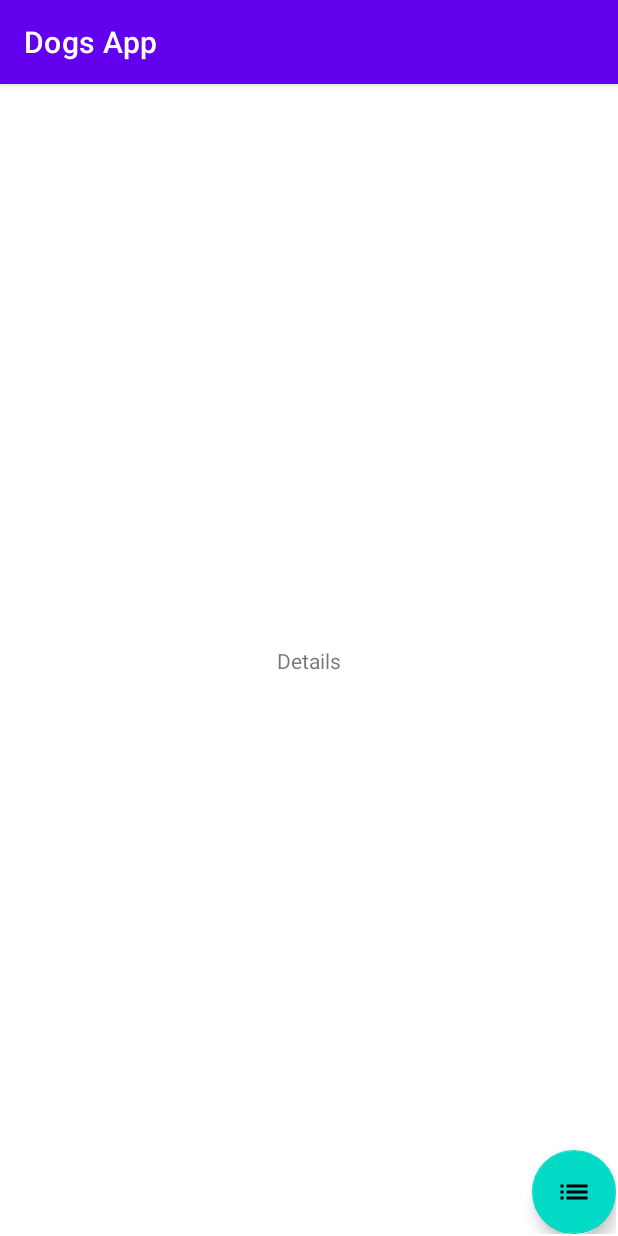
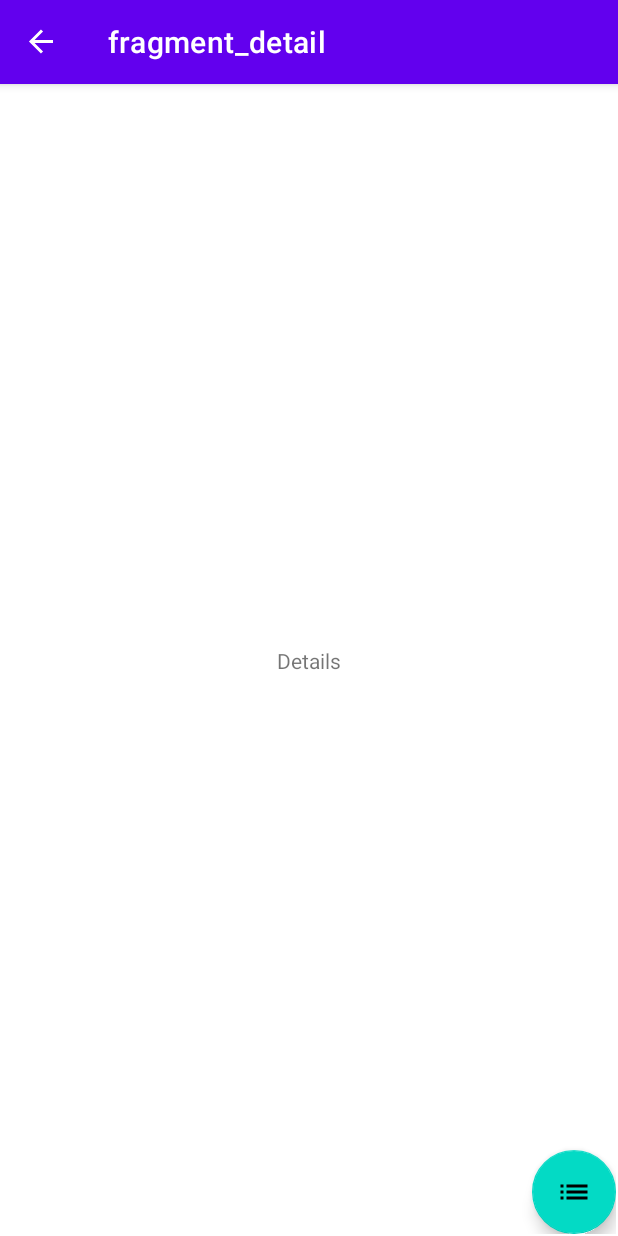
Before and after one commit to leoyunxi/jetpack_dogs_app, an Android app: the DetailFragment screen opened through its navigation route, on a phone screen of 412 x 824 dp. Run offline under Robolectric (Android 15) with nearby library versions, the phone set to English and light mode, and no system bars; our stand-ins replace ButterKnife, navigation-ui.

Commit message:
navigation impl

```diff
--- a/app/src/main/java/com/devtides/dogsapp/view/DetailFragment.java
+++ b/app/src/main/java/com/devtides/dogsapp/view/DetailFragment.java
@@ -2,14 +2,28 @@ package com.devtides.dogsapp.view;
 
 import android.os.Bundle;
 
+import androidx.annotation.NonNull;
+import androidx.annotation.Nullable;
 import androidx.fragment.app.Fragment;
+import androidx.navigation.NavAction;
+import androidx.navigation.NavDirections;
+import androidx.navigation.Navigation;
 
 import android.view.LayoutInflater;
 import android.view.View;
 import android.view.ViewGroup;
 
 import com.devtides.dogsapp.R;
+import com.google.android.material.floatingactionbutton.FloatingActionButton;
+
+import butterknife.BindView;
+import butterknife.ButterKnife;
+
 public class DetailFragment extends Fragment {
+
+    @BindView(R.id.floatingActionButtonToList)
+    FloatingActionButton fab;
+
     public DetailFragment() {
     }
 
@@ -22,6 +36,19 @@ public class DetailFragment extends Fragment {
     public View onCreateView(LayoutInflater inflater, ViewGroup container,
                              Bundle savedInstanceState) {
         // Inflate the layout for this fragment
-        return inflater.inflate(R.layout.fragment_detail, container, false);
+        View view = inflater.inflate(R.layout.fragment_detail, container, false);
+        ButterKnife.bind(this, view);
+        return view;
+    }
+
+    @Override
+    public void onViewCreated(@NonNull View view, @Nullable Bundle savedInstanceState) {
+        super.onViewCreated(view, savedInstanceState);
+        fab.setOnClickListener(v -> onGoToList());
+    }
+
+    private void onGoToList(){
+        NavDirections action = DetailFragmentDirections.actionDetailFragmentToListFragment();
+        Navigation.findNavController(fab).navigate(action);
     }
 }
--- a/app/src/main/java/com/devtides/dogsapp/view/ListFragment.java
+++ b/app/src/main/java/com/devtides/dogsapp/view/ListFragment.java
@@ -2,15 +2,27 @@ package com.devtides.dogsapp.view;
 
 import android.os.Bundle;
 
+import androidx.annotation.NonNull;
+import androidx.annotation.Nullable;
 import androidx.fragment.app.Fragment;
+import androidx.navigation.NavAction;
+import androidx.navigation.NavDirections;
+import androidx.navigation.Navigation;
 
 import android.view.LayoutInflater;
 import android.view.View;
 import android.view.ViewGroup;
 
 import com.devtides.dogsapp.R;
+import com.google.android.material.floatingactionbutton.FloatingActionButton;
+
+import butterknife.BindView;
+import butterknife.ButterKnife;
 
 public class ListFragment extends Fragment {
+
+    @BindView(R.id.floatingActionButtonToDetail)
+    FloatingActionButton fab;
 
     public ListFragment() {
     }
@@ -24,6 +36,21 @@ public class ListFragment extends Fragment {
     public View onCreateView(LayoutInflater inflater, ViewGroup container,
                              Bundle savedInstanceState) {
         // Inflate the layout for this fragment
-        return inflater.inflate(R.layout.fragment_list, container, false);
+        View view = inflater.inflate(R.layout.fragment_list, container, false);
+        ButterKnife.bind(this, view);
+        return view;
     }
+
+    @Override
+    public void onViewCreated(@NonNull View view, @Nullable Bundle savedInstanceState) {
+        super.onViewCreated(view, savedInstanceState);
+        fab.setOnClickListener(v -> onGoToDetails());
+    }
+
+    private void onGoToDetails() {
+        NavDirections action = ListFragmentDirections.actionListFragmentToDetailFragment();
+        Navigation.findNavController(fab).navigate(action);
+    }
+
+
 }
--- a/app/src/main/java/com/devtides/dogsapp/view/MainActivity.java
+++ b/app/src/main/java/com/devtides/dogsapp/view/MainActivity.java
@@ -1,6 +1,11 @@
 package com.devtides.dogsapp.view;
 
 import androidx.appcompat.app.AppCompatActivity;
+import androidx.drawerlayout.widget.DrawerLayout;
+import androidx.navigation.NavController;
+import androidx.navigation.Navigation;
+import androidx.navigation.fragment.NavHostFragment;
+import androidx.navigation.ui.NavigationUI;
 
 import android.os.Bundle;
 
@@ -8,9 +13,22 @@ import com.devtides.dogsapp.R;
 
 public class MainActivity extends AppCompatActivity {
 
+    private NavController navController;
+    private NavHostFragment navHostFragment;
+
     @Override
     protected void onCreate(Bundle savedInstanceState) {
         super.onCreate(savedInstanceState);
         setContentView(R.layout.activity_main);
+
+        navHostFragment = (NavHostFragment) getSupportFragmentManager().findFragmentById(R.id.fragmentContainerView);
+//        navController = Navigation.findNavController(this,R.id.fragmentContainerView);
+        navController = navHostFragment.getNavController();
+        NavigationUI.setupActionBarWithNavController(this, navController);
+    }
+
+    @Override
+    public boolean onSupportNavigateUp() {
+        return NavigationUI.navigateUp(navController, (DrawerLayout) null);
     }
 }
--- a/app/src/main/res/layout/fragment_detail.xml
+++ b/app/src/main/res/layout/fragment_detail.xml
@@ -8,7 +8,7 @@
     tools:context=".view.DetailFragment">
 
     <TextView
-        android:id="@+id/textView3"
+        android:id="@+id/tvDetailFragment"
         android:layout_width="wrap_content"
         android:layout_height="wrap_content"
         android:text="Details"
@@ -18,7 +18,7 @@
         app:layout_constraintTop_toTopOf="parent" />
 
     <com.google.android.material.floatingactionbutton.FloatingActionButton
-        android:id="@+id/floatingActionButton2"
+        android:id="@+id/floatingActionButtonToList"
         android:layout_width="wrap_content"
         android:layout_height="wrap_content"
         android:clickable="true"
--- a/app/src/main/res/layout/fragment_list.xml
+++ b/app/src/main/res/layout/fragment_list.xml
@@ -10,7 +10,7 @@
     <!-- TODO: Update blank fragment layout -->
 
     <com.google.android.material.floatingactionbutton.FloatingActionButton
-        android:id="@+id/floatingActionButton"
+        android:id="@+id/floatingActionButtonToDetail"
         android:layout_width="wrap_content"
         android:layout_height="wrap_content"
         android:clickable="true"
@@ -19,7 +19,7 @@
         app:layout_constraintEnd_toEndOf="parent" />
 
     <TextView
-        android:id="@+id/textView2"
+        android:id="@+id/tvListFragment"
         android:layout_width="wrap_content"
         android:layout_height="wrap_content"
         android:text="ListFragment"
--- a/app/src/main/res/navigation/dogs_navigation.xml
+++ b/app/src/main/res/navigation/dogs_navigation.xml
@@ -22,5 +22,9 @@
         <action
             android:id="@+id/action_detailFragment_to_listFragment"
             app:destination="@id/listFragment" />
+        <argument
+            android:name="dogUuid"
+            app:argType="integer"
+            android:defaultValue="0" />
     </fragment>
 </navigation>
--- a/gradle.properties
+++ b/gradle.properties
@@ -15,6 +15,7 @@ org.gradle.jvmargs=-Xmx2048m -Dfile.encoding=UTF-8
 # Android operating system, and which are packaged with your app"s APK
 # https://developer.android.com/topic/libraries/support-library/androidx-rn
 android.useAndroidX=true
+android.enableJetifier=true
 # Enables namespacing of each library's R class so that its R class includes only the
 # resources declared in the library itself and none from the library's dependencies,
 # thereby reducing the size of the R class for that library
```
